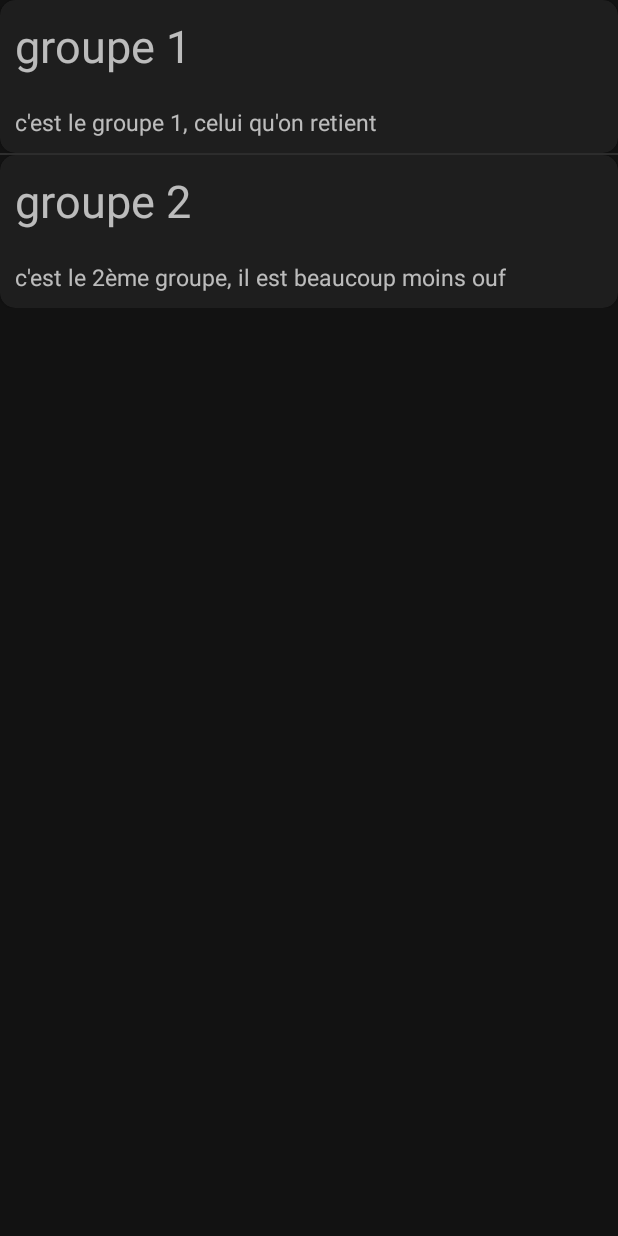
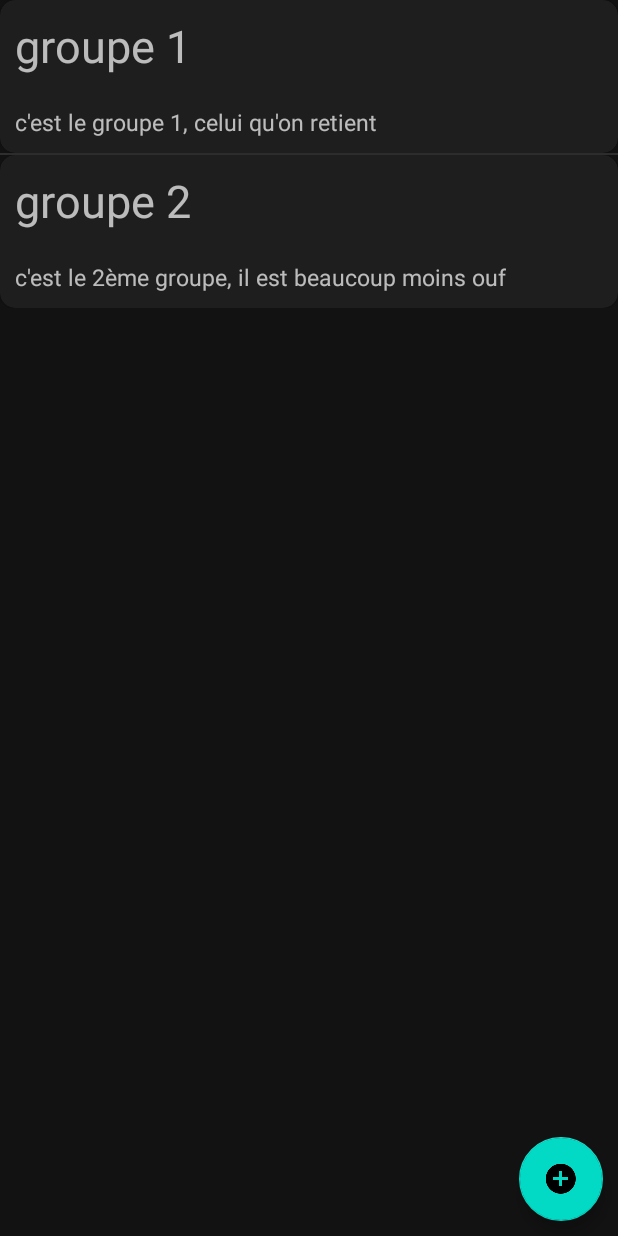
Before and after one commit to BoyPit/Telecount, an Android app: the GroupActivity screen opened directly, with no data from a screen before it, on a phone screen of 412 x 824 dp. Run offline under Robolectric (Android 15) with nearby library versions, the phone set to English and light mode, and no system bars.

Commit message:
Merge Theo

```diff
--- a/app/src/main/java/com/vision/telecount/com/vision/telecount/activity/GroupActivity.java
+++ b/app/src/main/java/com/vision/telecount/com/vision/telecount/activity/GroupActivity.java
@@ -75,7 +75,7 @@ public class GroupActivity extends AppCompatActivity {
         LinearLayout mainL;
 
 
-        MaterialCardView crd =    (MaterialCardView) findViewById(R.id.card1);
+     /*   MaterialCardView crd =    (MaterialCardView) findViewById(R.id.card1);
 
         crd.setOnClickListener(new View.OnClickListener() {
             @Override
@@ -85,7 +85,7 @@ public class GroupActivity extends AppCompatActivity {
             }
         });
 
-
+*/
 
         FloatingActionButton bt =    (FloatingActionButton) findViewById(R.id.floating_action_button);
         bt.setOnClickListener(new View.OnClickListener() {
--- a/app/src/main/res/layout/group.xml
+++ b/app/src/main/res/layout/group.xml
@@ -3,9 +3,30 @@
     android:layout_width="match_parent"
     android:layout_height="match_parent"
     tools:context=".MainActivity" >
+
     <ListView
         android:id="@+id/list"
         android:layout_width="wrap_content"
         android:layout_height="wrap_content" >
     </ListView>
+
+        <androidx.coordinatorlayout.widget.CoordinatorLayout xmlns:android="http://schemas.android.com/apk/res/android"
+            xmlns:app="http://schemas.android.com/apk/res-auto"
+            android:layout_gravity="center"
+            android:layout_width="match_parent"
+            android:layout_height="match_parent">
+
+            <!-- Main content -->
+
+            <com.google.android.material.floatingactionbutton.FloatingActionButton
+                android:id="@+id/floating_action_button"
+                android:layout_width="wrap_content"
+                android:layout_height="wrap_content"
+                android:layout_gravity="bottom|right"
+                android:layout_margin="10dp"
+                app:srcCompat="@drawable/ic_add_circle_blue_a100_24dp" />
+
+        </androidx.coordinatorlayout.widget.CoordinatorLayout>
+
+
 </RelativeLayout>
```
